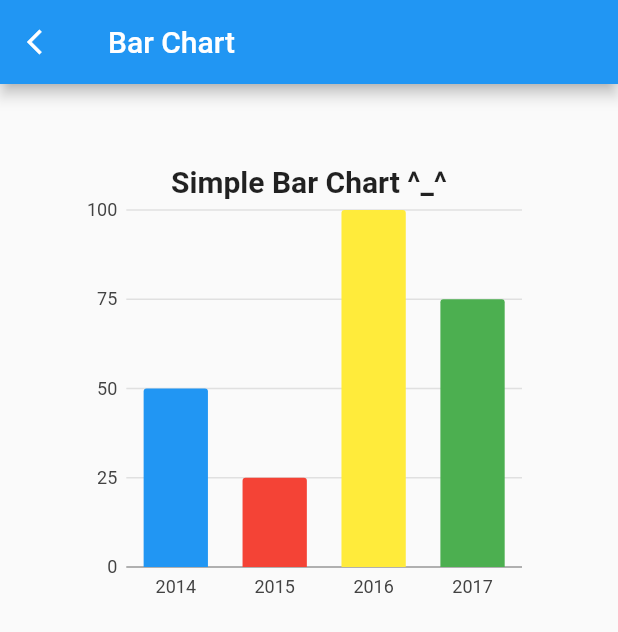
After one commit to zakyarifudin/flutter_first, a Flutter app: the SimpleBarChart screen opened by its route, on a phone screen of 412 x 824 dp. The commit adds this screen. Shown: the top 632 px of the screen. Run offline on Flutter 3.47's test engine with Material 2 defaults, Android fonts, the phone set to English and light mode, and no system bars; our stand-ins replace bloc, carousel_slider, charts_flutter, equatable, firebase_messaging, flutter_bloc and 5 more; missing offline and left inert: searchable_dropdown; accounts and stored records are empty; network calls fail.

Commit message:
Simple Chart Bar

```diff
--- /dev/null
+++ b/lib/Screen/Charts/SimpleBarChart.dart
@@ -0,0 +1,80 @@
+import 'package:flutter/material.dart';
+import 'package:charts_flutter/flutter.dart' as charts;
+
+class SimpleBarChart extends StatelessWidget {
+  final List<AnnualSales> data = [
+    AnnualSales(1,'2014', 50),
+    AnnualSales(2,'2015', 25),
+    AnnualSales(3,'2016', 100),
+    AnnualSales(4, '2017', 75),
+  ];
+
+  final colors = [
+    charts.MaterialPalette.blue.shadeDefault,
+    charts.MaterialPalette.red.shadeDefault,
+    charts.MaterialPalette.yellow.shadeDefault,
+    charts.MaterialPalette.green.shadeDefault,
+  ];
+
+
+  @override
+  Widget build(BuildContext context) {
+    return Scaffold(
+      appBar: AppBar(
+        leading: IconButton(
+          icon : Icon(Icons.arrow_back_ios, size: 20),
+          onPressed: () {
+            Navigator.of(context).pop();
+          },
+        ),
+        title: Text("Bar Chart"),
+      ),
+      body: Container(
+        // color: Colors.black,
+        height: 400,
+        padding: EdgeInsets.all(50),
+        child: Stack(
+          children: <Widget>[
+            Container(
+              height: 30,
+              child: Center(
+                child: Text(
+                  "Simple Bar Chart ^_^",
+                  style: TextStyle(
+                    fontSize: 20,
+                    fontWeight: FontWeight.bold
+                  ),
+                ),
+              ),
+            ),
+            Container(
+              child: Padding(
+                padding: const EdgeInsets.only(top: 20),
+                child: charts.BarChart(
+                  [
+                    charts.Series<AnnualSales, String>(
+                      id: 'Sales',
+                      colorFn: (AnnualSales sales, index) => colors[index % 4],
+                      domainFn: (AnnualSales sales, _) => sales.year,
+                      measureFn: (AnnualSales sales, _) => sales.sales,
+                      data: data,
+                    )
+                  ]
+                ),
+              ),
+            ),
+          ],
+        )
+      ),
+    );
+  }
+}
+
+/// Sample year data type.
+class AnnualSales {
+  final int id;
+  final String year;
+  final int sales;
+
+  AnnualSales(this.id, this.year, this.sales);
+}
--- a/lib/Screen/Home/index.dart
+++ b/lib/Screen/Home/index.dart
@@ -1,6 +1,6 @@
 import 'package:flutter/material.dart';
 import 'package:firebase_messaging/firebase_messaging.dart';
-import 'package:flutter_first/Screen/Home/menuItem.dart';
+import 'package:flutter_first/Screen/Home/MenuItem.dart';
 import '../ImageList/index.dart';
 
 class MyHomePage extends StatefulWidget {
@@ -122,6 +122,7 @@ class Home extends StatelessWidget {
         MenuItem(title: 'Infinite List', route: '/infinite-list', color: Colors.green),
         MenuItem(title: 'My Finance', route: '/my-financial'),
         MenuItem(title: 'My Form', route: '/my-form', color: Colors.black),
+        MenuItem(title: "Charts", route: "/charts", color: Colors.deepPurple),
       ],
     );
   }
--- a/lib/routes.dart
+++ b/lib/routes.dart
@@ -1,4 +1,6 @@
 import 'package:flutter/material.dart';
+import 'package:flutter_first/Screen/Charts/SimpleBarChart.dart';
+import 'package:flutter_first/Screen/Charts/index.dart';
 import 'package:flutter_first/Screen/Home/HomeBloc.dart';
 import 'package:flutter_first/Screen/Home/index.dart';
 import 'package:flutter_first/Screen/InfiniteList/index.dart';
@@ -24,12 +26,16 @@ class RouteGenerator {
         return PageAnimation(screen: MyFinancial());
       case '/my-form':
         return PageAnimation(screen: MyForm());
+      case '/charts' :
+        return PageAnimation(screen: Charts());
+      case '/charts/bar' :
+        return PageAnimation(screen: SimpleBarChart());
       default:
         return MaterialPageRoute(
             builder: (_) => Scaffold(
-                  body: Center(
-                      child: Text('Kesasar Kon rute ${settings.name} iki ra ana')),
-                )
+              body: Center(
+                  child: Text('Kesasar Kon rute ${settings.name} iki ra ana')),
+            )
         );
     }
   }
--- a/pubspec.yaml
+++ b/pubspec.yaml
@@ -30,6 +30,7 @@ dependencies:
   carousel_slider: ^1.4.0
   flutter_masked_text: ^0.8.0
   searchable_dropdown: ^1.1.0
+  charts_flutter: ^0.8.1
 
   # The following adds the Cupertino Icons font to your application.
   # Use with the CupertinoIcons class for iOS style icons.
```
Also changed, not shown: lib/Screen/Charts/index.dart (added, +76 -0 lines), pubspec.lock.
